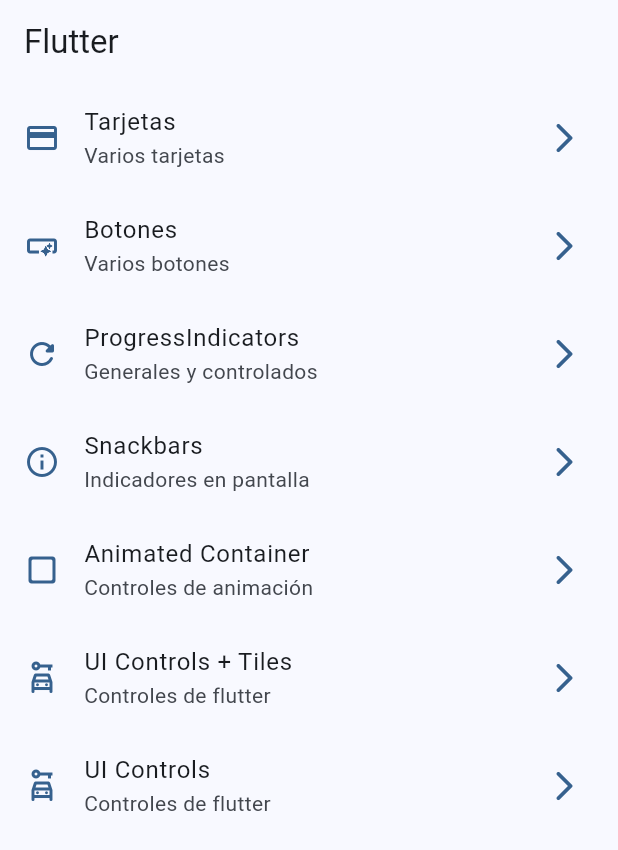
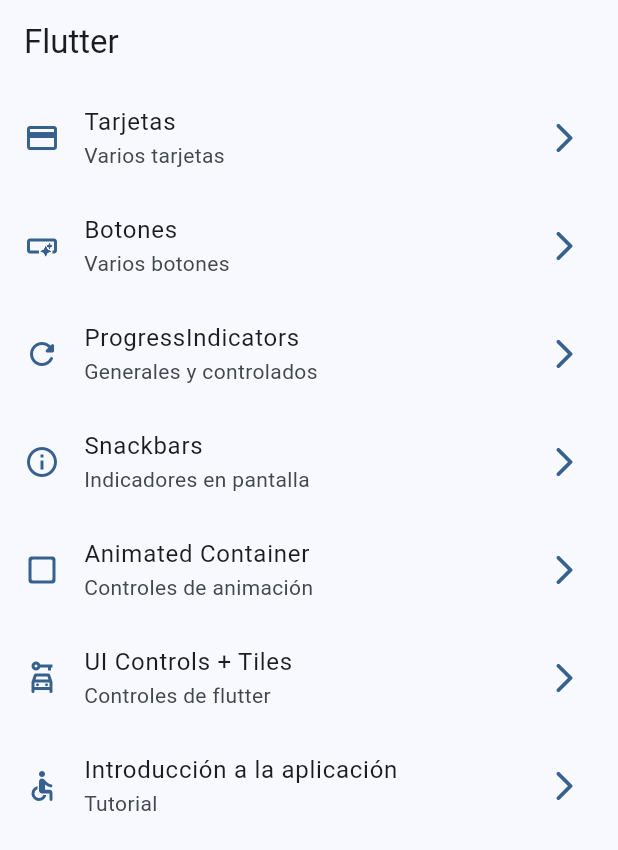
Before and after one commit to yvillegas/widgets_app, a Flutter app: the screen it shows after launch, on a phone screen of 412 x 824 dp. Shown: the top 850 px of the screen. Run offline on Flutter 3.47's test engine with Material 2 defaults, Android fonts, the phone set to English and light mode, and no system bars; our stand-ins replace go_router.

Commit message:
Images added

```diff
--- a/lib/config/menu/menu_items.dart
+++ b/lib/config/menu/menu_items.dart
@@ -45,8 +45,8 @@ const appMenuItems = <MenuItem>[
       link: '/ui-controls',
       icon: Icons.car_rental_outlined),
   MenuItem(
-      title: 'UI Controls',
-      subtitle: 'Controles de flutter',
-      link: '/ui-controls',
-      icon: Icons.car_rental_outlined),
+      title: 'Introducción a la aplicación',
+      subtitle: 'Tutorial',
+      link: '/tutorial',
+      icon: Icons.accessible_rounded),
 ];
--- a/lib/presentation/screens/animated/animated_screen.dart
+++ b/lib/presentation/screens/animated/animated_screen.dart
@@ -29,7 +29,7 @@ class _AnimatedScreenState extends State<AnimatedScreen> {
   Widget build(BuildContext context) {
     return Scaffold(
       appBar: AppBar(
-        title: Text('animated Container'),
+        title: const Text('animated Container'),
       ),
       body: Center(
         child: AnimatedContainer(
--- a/lib/presentation/screens/snackbar/snackbar_screen.dart
+++ b/lib/presentation/screens/snackbar/snackbar_screen.dart
@@ -31,8 +31,9 @@ class SnackbarScreen extends StatelessWidget {
                     'Et nulla mollit culpa sunt proident. In aliqua officia deserunt irure ut excepteur commodo aliquip sint duis voluptate eiusmod. Do sint culpa irure est tempor ea qui officia velit proident eiusmod. Proident et proident id amet aliquip. Esse fugiat minim pariatur est non pariatur voluptate officia ex ut. Nulla ex proident tempor tempor laboris consectetur. Occaecat nostrud do nisi commodo ipsum eu.'),
                 actions: [
                   TextButton(
-                      onPressed: () => context.pop(), child: Text('Cancelar')),
-                  FilledButton(onPressed: () {}, child: Text('Aceptar')),
+                      onPressed: () => context.pop(),
+                      child: const Text('Cancelar')),
+                  FilledButton(onPressed: () {}, child: const Text('Aceptar')),
                 ]));
   }
 
```
Also changed, not shown: pubspec.yaml (+5 -2 lines), assets/images/1.png (added), assets/images/2.png (added), assets/images/3.png (added), assets/images/jar-loading.gif (added).
